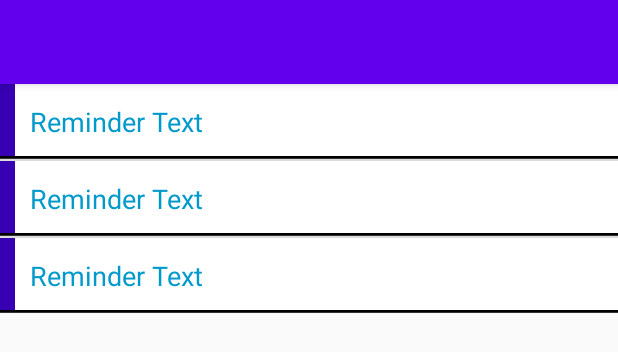
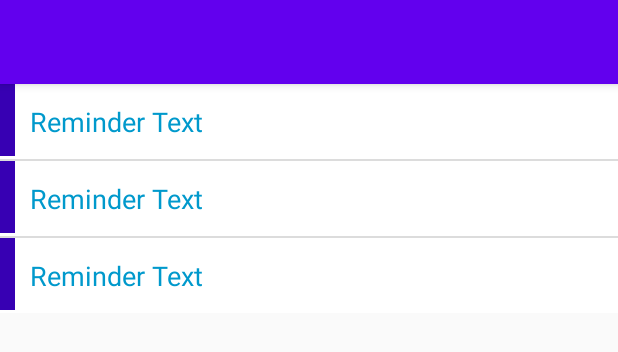
Before and after one commit to mohamed-mokhtar/RemindMe, an Android app: the layout activity_main.xml on its own in the app's theme, with its tools: preview values and no code run, on a phone screen of 412 x 824 dp. Shown: the top 352 px of the screen. Run offline under Robolectric (Android 15) with nearby library versions, the phone set to English and light mode, and no system bars.

Commit message:
reminder item layout update

```diff
--- a/app/src/main/res/layout/reminder_item.xml
+++ b/app/src/main/res/layout/reminder_item.xml
@@ -12,9 +12,8 @@
         android:layout_height="48dp">
 
 
-        <view
+        <View
             android:id="@+id/row_tab"
-            class="android.view.View"
             android:layout_width="10dp"
             android:layout_height="match_parent"
             android:background="@color/colorPrimaryDark" />
@@ -31,14 +30,5 @@
             android:textColor="@android:color/holo_blue_dark"
             android:textSize="18sp" />
     </LinearLayout>
-    <view
-        class="android.view.View"
-        android:layout_width="fill_parent"
-        android:layout_height="1dp"
-        android:background="#000"/>
-    <view
-        class="android.view.View"
-        android:layout_width="fill_parent"
-        android:layout_height="1dp"
-        android:background="#333"/>
+
 </LinearLayout>
```
